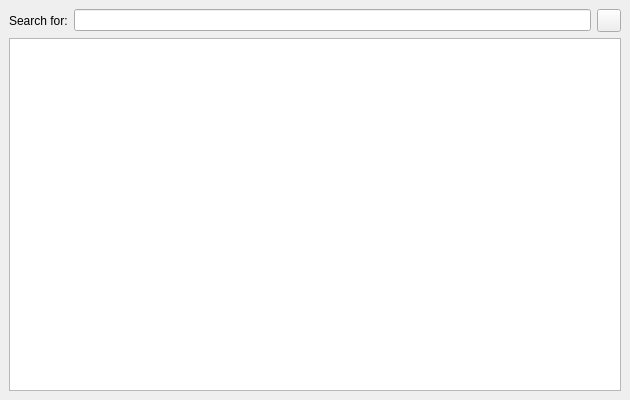
Before: the Qt Designer form Selector/dwselector.ui in End1-1/Resort-2, drawn with Qt 5.
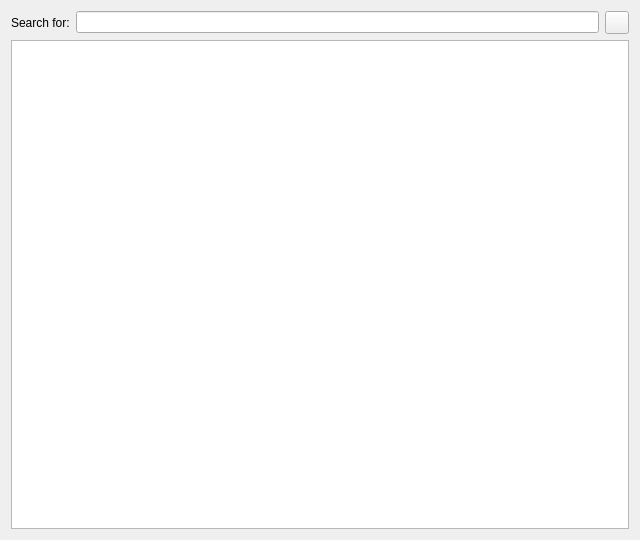
After: the same form once the commit is applied. Icons and pictures are not drawn. Custom widgets are drawn as their Qt base class.

The edit to the form file:
```diff
--- a/Selector/dwselector.ui
+++ b/Selector/dwselector.ui
@@ -1,7 +1,7 @@
 <?xml version="1.0" encoding="UTF-8"?>
 <ui version="4.0">
  <class>DWSelector</class>
- <widget class="QDockWidget" name="DWSelector">
+ <widget class="QDialog" name="DWSelector">
   <property name="windowModality">
    <enum>Qt::WindowModal</enum>
   </property>
@@ -9,8 +9,8 @@
    <rect>
     <x>0</x>
     <y>0</y>
-    <width>630</width>
-    <height>400</height>
+    <width>640</width>
+    <height>540</height>
    </rect>
   </property>
   <property name="minimumSize">
@@ -25,7 +25,6 @@
   <property name="windowTitle">
    <string>DockWidget</string>
   </property>
-  <widget class="QWidget" name="dockWidgetContents">
    <layout class="QVBoxLayout" name="verticalLayout">
     <item>
      <widget class="QWidget" name="widget" native="true">
@@ -92,7 +91,6 @@
      </widget>
     </item>
    </layout>
-  </widget>
  </widget>
  <customwidgets>
   <customwidget>
```
Left out of the diff: 13 changed lines with no effect on the pictures. Lines whose indentation alone changed are shown as unchanged.
